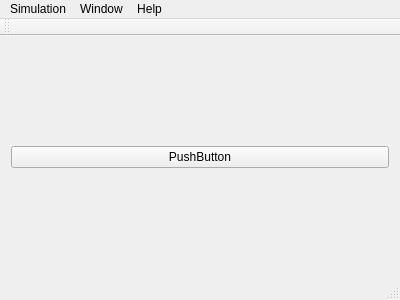
Old version of the form mainwindow.ui in the repository shintakezou/submarine-simulator.
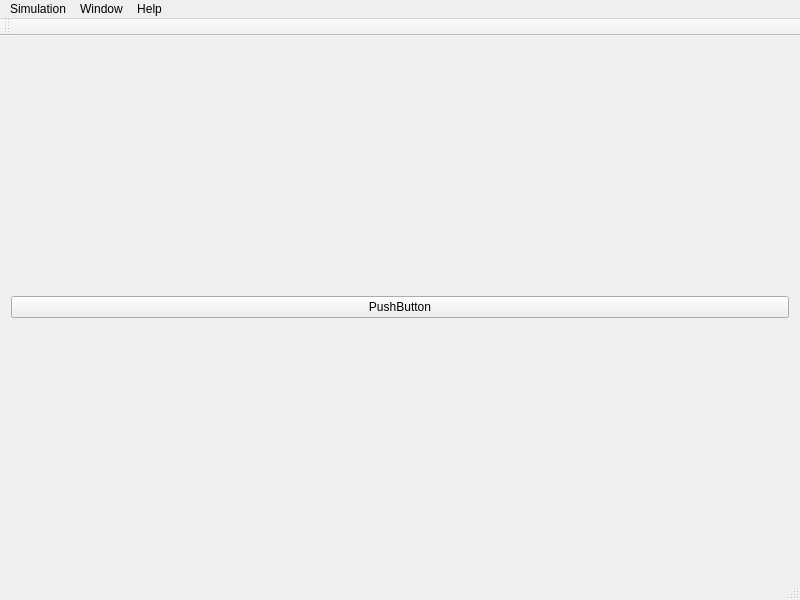
New version of the form.

Patch:
```diff
--- a/mainwindow.ui
+++ b/mainwindow.ui
@@ -6,10 +6,16 @@
    <rect>
     <x>0</x>
     <y>0</y>
-    <width>400</width>
-    <height>300</height>
+    <width>800</width>
+    <height>600</height>
    </rect>
   </property>
+  <property name="minimumSize">
+   <size>
+    <width>640</width>
+    <height>480</height>
+   </size>
+  </property>
   <property name="windowTitle">
    <string>MainWindow</string>
   </property>
@@ -29,7 +35,7 @@
     <rect>
      <x>0</x>
      <y>0</y>
-     <width>400</width>
+     <width>800</width>
      <height>22</height>
     </rect>
    </property>
```
